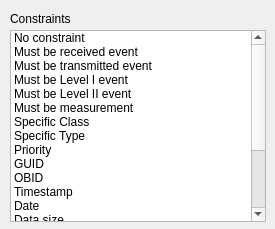
First picture: the form in src/cdlgselectconstraint.ui, repository grodansparadis/vscp-works-qt, before the edit.
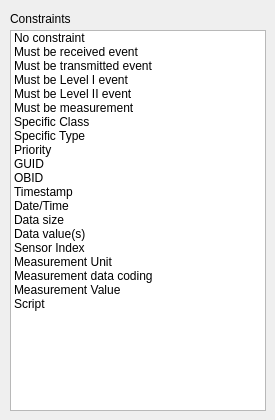
Second picture: the form after the edit.

Commit message: Added data constraints dialog

```diff
--- a/src/cdlgselectconstraint.ui
+++ b/src/cdlgselectconstraint.ui
@@ -7,7 +7,7 @@
     <x>0</x>
     <y>0</y>
     <width>275</width>
-    <height>229</height>
+    <height>420</height>
    </rect>
   </property>
   <property name="windowTitle">
@@ -19,7 +19,7 @@
      <x>10</x>
      <y>30</y>
      <width>256</width>
-     <height>192</height>
+     <height>381</height>
     </rect>
    </property>
    <property name="toolTip">
@@ -87,7 +87,7 @@
    </item>
    <item>
     <property name="text">
-     <string>Date</string>
+     <string>Date/Time</string>
     </property>
    </item>
    <item>
```
The commit also changes 7 other files.
